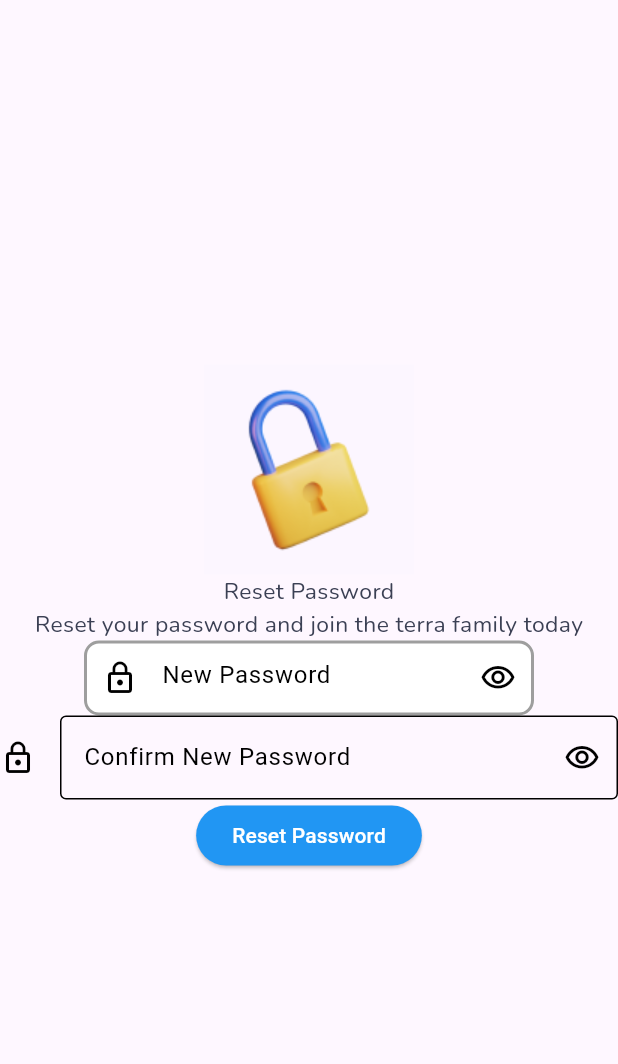
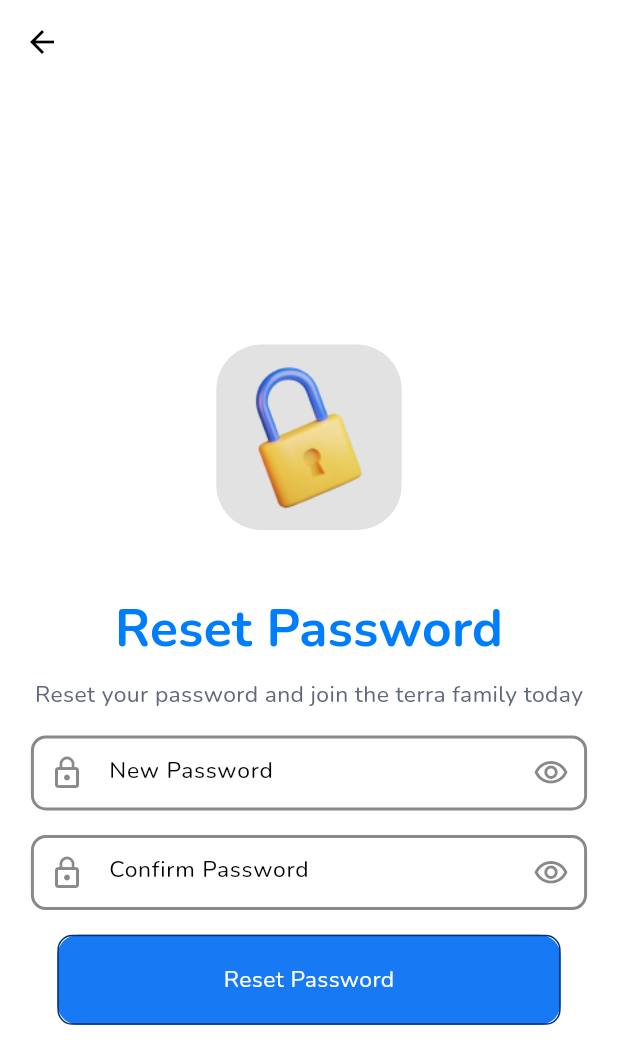
Before and after one commit to A2SV/Terra, a Flutter app: the PasswordResetScreen screen opened directly, on a phone screen of 412 x 824 dp. Shown: the top 1064 px of the screen. Run offline on Flutter 3.47's test engine with Material 3 defaults, Android fonts, the phone set to English and light mode, and no system bars; our stand-ins replace flutter_styled_toast, flutter_svg, pinput, responsive_sizer; missing offline and left inert: validation_pro.

Commit message:
feat:password reset page raw structure

```diff
--- a/mobile/lib/main.dart
+++ b/mobile/lib/main.dart
@@ -1,5 +1,7 @@
 import 'package:flutter/material.dart';
 import 'package:mobile/src/core/theme/theme_config.dart';
+import 'package:mobile/src/features/auth/presentation/otp.dart';
+import 'package:mobile/src/features/auth/presentation/password_reset.dart';
 import 'package:responsive_sizer/responsive_sizer.dart';
 import 'package:responsive_sizer/responsive_sizer.dart';
 
@@ -20,7 +22,7 @@ class MainApp extends StatelessWidget {
           darkTheme: ThemeConfig().darkTheme,
           theme: ThemeConfig().lightTheme,
           themeMode: ThemeMode.light,
-          home: const Scaffold(),
+          home: PasswordResetScreen(),
         );
       },
     );
--- a/mobile/lib/src/core/theme/text_theme.dart
+++ b/mobile/lib/src/core/theme/text_theme.dart
@@ -10,5 +10,18 @@ class CustomTextStyles {
       fontWeight: FontWeight.w400,
       fontFamily: FontFamily.nunito,
     ),
+    displayMedium: TextStyle(
+      color: textColor,
+      fontSize: 24.sp,
+      fontWeight: FontWeight.w700,
+      fontFamily: FontFamily.nunito,
+    ),
+    labelMedium: TextStyle(
+      color: textColor,
+      fontSize: 24.sp,
+      fontWeight: FontWeight.w700,
+      fontFamily: FontFamily.nunito,
+    ),
+
   );
 }
--- a/mobile/lib/src/features/auth/presentation/otp.dart
+++ b/mobile/lib/src/features/auth/presentation/otp.dart
@@ -1,8 +1,10 @@
-
 import 'package:flutter/cupertino.dart';
 import 'package:flutter/material.dart';
 import 'package:flutter_svg/svg.dart';
 import 'package:pinput/pinput.dart';
+
+import '../../../core/theme/common_color.dart';
+import '../../../core/theme/text_theme.dart';
 
 
 class OtpScreen extends StatefulWidget{
@@ -27,11 +29,17 @@ class _OtpScreenState extends State<OtpScreen> {
           ),
           Container(
             key: Key('Enter OTP'),
-            child: Text('Enter OTP')
+            child: Text(
+                'Enter OTP',
+              style:CustomTextStyles.kDefaultTextTheme(AppCommonColors.defaultLink).displayMedium,
+            )
           ),
           Container(
               key: Key('description'),
-              child: Text('Enter OTP code we just sent to you on your registered email')
+              child: Text(
+                  'Enter OTP code we just sent to you on your registered email',
+                style: CustomTextStyles.kDefaultTextTheme(AppCommonColors.signInWithGoogleBgnd).bodyMedium,
+              )
           ),
           Container(
             key: Key('Input'),
--- a/mobile/lib/src/features/auth/presentation/password_reset.dart
+++ b/mobile/lib/src/features/auth/presentation/password_reset.dart
@@ -1,9 +1,11 @@
-
-
 import 'package:flutter/cupertino.dart';
 import 'package:flutter/material.dart';
 import 'package:flutter_svg/svg.dart';
+import 'package:mobile/main.dart';
+import 'package:mobile/src/core/theme/common_color.dart';
 import 'package:mobile/src/core/theme/text_theme.dart';
+import 'package:mobile/src/core/widgets/custom_button.dart';
+import 'package:responsive_sizer/responsive_sizer.dart';
 
 import '../../../core/theme/app_light_theme_colors.dart';
 
@@ -26,49 +28,75 @@ class _PasswordResetScreenState extends State<PasswordResetScreen> {
   Widget build(BuildContext context) {
 
     return Scaffold(
+      backgroundColor: Colors.white,
+      appBar: AppBar(
+        leading: IconButton(
+          icon: Icon(Icons.arrow_back),
+          onPressed: (){},
+        ),
+      ),
       body: Column(
         mainAxisAlignment: MainAxisAlignment.center,
         children: <Widget>[
           Container(
             key: Key('image'),
-            child: Image.asset('assets/images/lock.png'),
-            color: AppLightThemeColors.kFieldBackgroundColor.withOpacity(0.15),
+            margin: EdgeInsets.all(5.h),
+            child: Image.asset(
+                'assets/images/lock.png',
+              width: 30.w,
+              height: 30.w,
+            ),
+
+            decoration: BoxDecoration(
+              borderRadius: BorderRadius.circular(30),
+              color: AppCommonColors.fieldBorderColor.withOpacity(0.15),
+            ),
+
           ),
           Container(
             key: Key('Reset Password'),
             child: Text(
               'Reset Password',
-              style: CustomTextStyles.kDefaultTextTheme().displayLarge,
+              style: CustomTextStyles.kDefaultTextTheme(AppCommonColors.defaultLink).displayMedium,
             ),
           ),
           Container(
             key: Key('Description'),
-            child: Text('Reset your password and join the terra family today'),
+            margin: EdgeInsets.all(1.h),
+            child: Text(
+              'Reset your password and join the terra family today',
+              style: CustomTextStyles.kDefaultTextTheme(AppCommonColors.signInWithGoogleBgnd).bodyMedium,
+            ),
           ),
           Container(
             key: Key('New Password'),
+            margin: EdgeInsets.all(1.h),
             child:Container(
-
-              width: 300,
+              width: 90.w,
               height: 50,
               child: TextField(
+                style: CustomTextStyles.kDefaultTextTheme(AppCommonColors.fieldBorderColor).bodyMedium,
                 obscureText: passwordVisibility,
                 controller: passwordController,
                 decoration: InputDecoration(
-                  prefixIcon:Icon(Icons.lock_outline),
+
+                    prefixIcon:Icon(
+                      Icons.lock_outline,
+                      color: AppCommonColors.fieldBorderColor,
+                    ),
                     fillColor: Colors.white,
                     filled:true,
                     enabledBorder: OutlineInputBorder(
                       borderRadius: BorderRadius.circular(10),
                       borderSide: BorderSide(
                         width: 2,
-                        color:Colors.grey,
+                        color:AppCommonColors.fieldBorderColor,
                       ),
                     ),
                     focusedBorder: OutlineInputBorder(
                       borderRadius: BorderRadius.circular(10),
                       borderSide: BorderSide(
-                        color: Colors.grey,
+                          color: AppCommonColors.fieldBorderColor,
                           width: 2
                       ),
                       gapPadding: 10,
@@ -81,6 +109,7 @@ class _PasswordResetScreenState extends State<PasswordResetScreen> {
                           print(passwordVisibility);
                         });
                       },
+                      color: AppCommonColors.fieldBorderColor,
                       icon:passwordVisibility?Icon(Icons.visibility_outlined):Icon(Icons.visibility_off_outlined),
                     ),
                     hintText: 'New Password'
@@ -90,43 +119,60 @@ class _PasswordResetScreenState extends State<PasswordResetScreen> {
           ),
           Container(
             key: Key('Confirm new password'),
-            child:TextField(
+            margin: EdgeInsets.all(1.h),
+            child:Container(
+              width: 90.w,
+              height: 50,
+              child: TextField(
+                style: CustomTextStyles.kDefaultTextTheme(AppCommonColors.fieldBorderColor).bodyMedium,
                 obscureText: passwordVisibility1,
                 controller: passwordController1,
                 decoration: InputDecoration(
+
+                    prefixIcon:Icon(
+                      Icons.lock_outline,
+                      color: AppCommonColors.fieldBorderColor,
+                    ),
+                    fillColor: Colors.white,
+                    filled:true,
+                    enabledBorder: OutlineInputBorder(
+                      borderRadius: BorderRadius.circular(10),
+                      borderSide: BorderSide(
+                        width: 2,
+                        color:AppCommonColors.fieldBorderColor,
+                      ),
+                    ),
+                    focusedBorder: OutlineInputBorder(
+                      borderRadius: BorderRadius.circular(10),
+                      borderSide: BorderSide(
+                          color: AppCommonColors.fieldBorderColor,
+                          width: 2
+                      ),
+                      gapPadding: 10,
+                    ),
+
                     suffixIcon: IconButton(
                       onPressed: () {
                         setState(() {
                           passwordVisibility1=!passwordVisibility1;
                           print(passwordVisibility1);
                         });
-
                       },
-                  icon:passwordVisibility1?Icon(Icons.visibility_outlined):Icon(Icons.visibility_off_outlined),
+                      color: AppCommonColors.fieldBorderColor,
+                      icon:passwordVisibility?Icon(Icons.visibility_outlined):Icon(Icons.visibility_off_outlined),
                     ),
-                icon: Icon(
-                    Icons.lock_outline
+                    hintText: 'Confirm Password'
                 ),
-                  hintText: 'Confirm New Password'
               ),
             ),
           ),
           Container(
             key: Key('button'),
-            child: ElevatedButton(
-              onPressed: () {
-                // Perform some action
-              },
-              style: ElevatedButton.styleFrom(
-                // Define button's look with styleFrom
-                backgroundColor: Colors.blue, // Set the background color
-                foregroundColor: Colors.white, // Set the text (and icon) color
-                shape: RoundedRectangleBorder(
-                  // The button's outline is defined as a rounded rectangle with circular corners
-                  borderRadius: BorderRadius.circular(30.0),
-                ),
-              ),
-              child: const Text('Reset Password'), // Button's label
+            margin: EdgeInsets.all(1.h),
+            width: 100.w,
+            child: CustomButton(
+              text:'Reset Password',
+              onPressed: (){},
             ),
           ),
 
--- a/mobile/pubspec.yaml
+++ b/mobile/pubspec.yaml
@@ -20,6 +20,7 @@ dependencies:
   hive_flutter: ^1.1.0
   intl: ^0.19.0
   intl_utils: ^2.8.7
+  pinput: ^5.0.0
   responsive_sizer: ^3.3.1
   shimmer: ^3.0.0
   validation_pro: ^1.2.0
```
Lines whose indentation alone changed are shown as unchanged.
